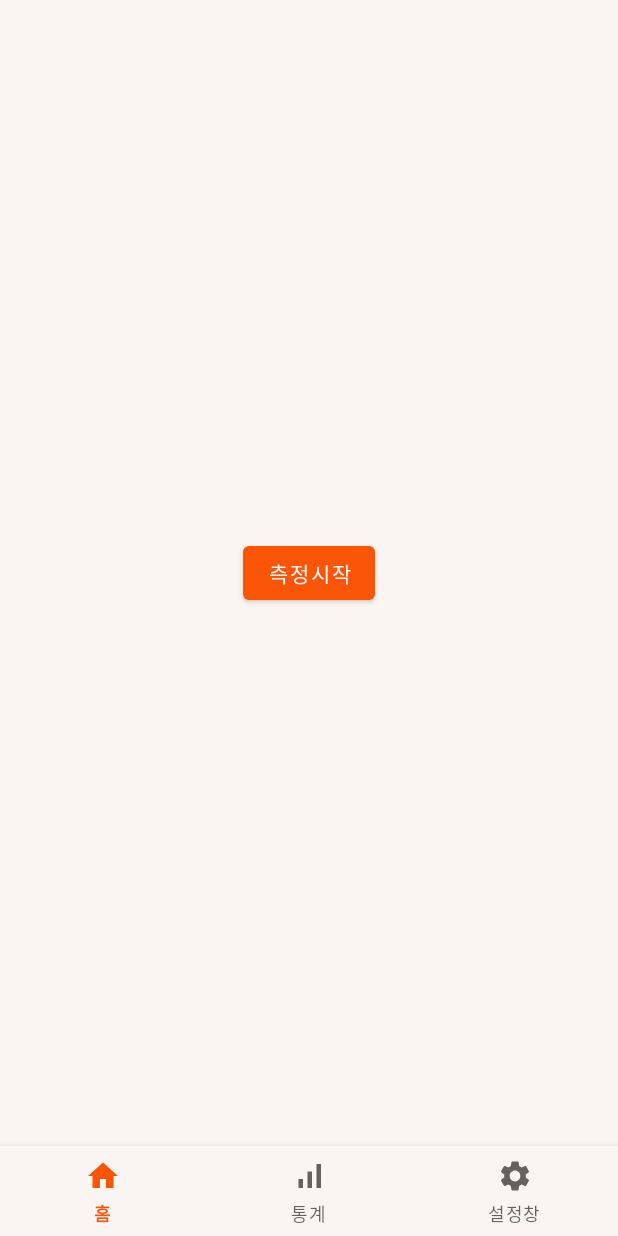
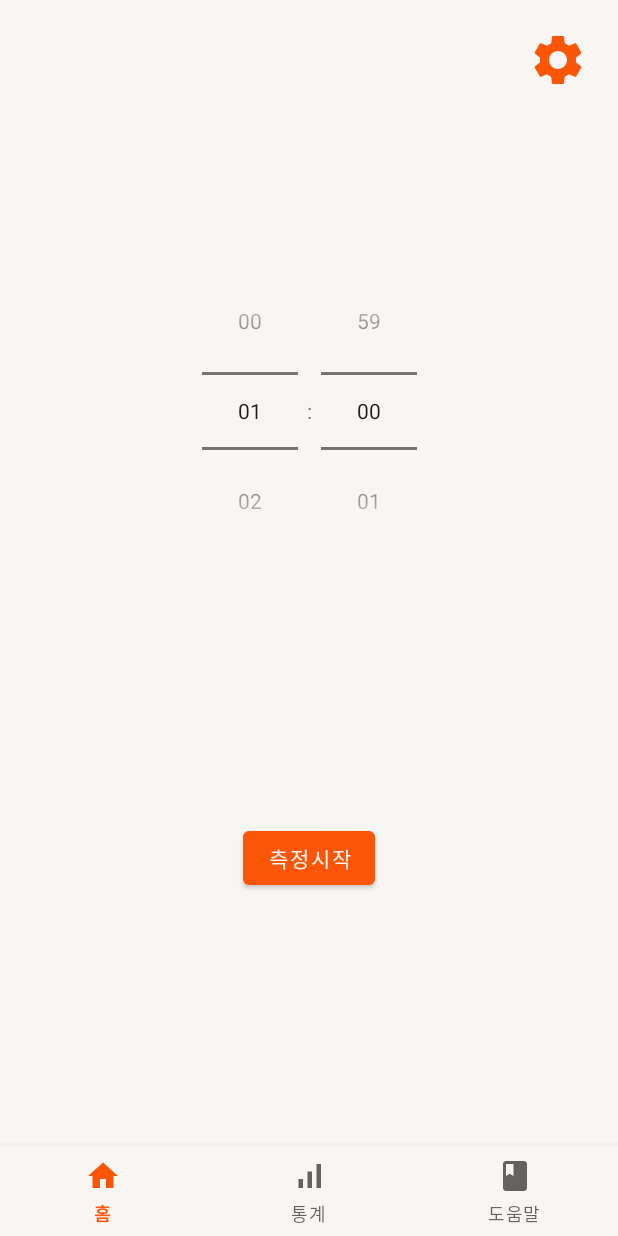
Before and after one commit to anima0314/Posture-Teacher, an Android app: the screen it shows after launch (MainActivity), on a phone screen of 412 x 824 dp. Run offline under Robolectric (Android 15) with nearby library versions, the phone set to English and light mode, and no system bars.

Commit message:
스피너 개발완료 네비 -> 설정으로 바뀐 것 디스크립션으로 복구 설정 창 메인상단으로 이동

```diff
--- a/app/src/main/java/com/gnupr/postureteacher/MainActivity.java
+++ b/app/src/main/java/com/gnupr/postureteacher/MainActivity.java
@@ -5,6 +5,9 @@ import android.os.Bundle;
 import android.view.MenuItem;
 import android.view.View;
 import android.widget.Button;
+import android.widget.ImageView;
+import android.widget.TimePicker;
+import android.widget.Toast;
 
 import androidx.annotation.NonNull;
 import androidx.appcompat.app.AppCompatActivity;
@@ -16,16 +19,31 @@ public class MainActivity extends AppCompatActivity {
     protected void onCreate(Bundle savedInstanceState) {
         super.onCreate(savedInstanceState);
         setContentView(R.layout.activity_main);
-
+        TimePicker picker = findViewById(R.id.timePicker);
+        picker.setIs24HourView(true);
+        picker.setHour(1);
+        picker.setMinute(0);
 
         Button imageButton = findViewById(R.id.start_button);
         imageButton.setOnClickListener(new View.OnClickListener() {
             @Override
             public void onClick(View view) {
                 Intent intent = new Intent(getApplicationContext(), MeasureActivity.class);
+                intent.putExtra("hour",picker.getHour());
+                intent.putExtra("minute",picker.getMinute());
                 startActivity(intent);
+                finish();
             }
         });
+
+        ImageView btset = findViewById(R.id.bt_setting);
+        btset.setOnClickListener(new View.OnClickListener() {
+            @Override
+            public void onClick(View view) {
+                myStartActivity(SettingActivity.class);
+            }
+        });
+
         //바텀네비게이션
         BottomNavigationView bottomNavigationView = findViewById(R.id.bottom_navigation_view);
         bottomNavigationView.setOnNavigationItemSelectedListener(new BottomNavigationView.OnNavigationItemSelectedListener() {
@@ -37,8 +55,8 @@ public class MainActivity extends AppCompatActivity {
                     case R.id.stats_fragment:
                         myStartActivity(StatsActivity.class);
                         break;
-                    case R.id.setting_fragment:
-                        myStartActivity(SettingActivity.class);
+                    case R.id.description_fragment:
+                        myStartActivity(DescriptionActivity.class);
                         break;
                 }
                 return true;
--- a/app/src/main/java/com/gnupr/postureteacher/MeasureActivity.java
+++ b/app/src/main/java/com/gnupr/postureteacher/MeasureActivity.java
@@ -191,6 +191,11 @@ public class MeasureActivity extends AppCompatActivity {
         setContentView(getContentViewLayoutResId());
         //tv2 = findViewById(R.id.tv2);
         //tv6 = findViewById(R.id.tv6);
+
+        Intent intent = getIntent();
+        int hour = intent.getIntExtra("hour", 1);
+        int min = intent.getIntExtra("minute", 0);
+        Log.d("가져오나",hour+" : " + min);
 
         iv1= findViewById(R.id.imageView3);
         iv2= findViewById(R.id.imageView4);
--- a/app/src/main/res/drawable/ic_baseline_settings.xml
+++ b/app/src/main/res/drawable/ic_baseline_settings.xml
@@ -1,5 +1,5 @@
-<vector android:height="24dp" android:tint="#FB5607"
+<vector android:height="40dp" android:tint="#FB5607"
     android:viewportHeight="24" android:viewportWidth="24"
-    android:width="24dp" xmlns:android="http://schemas.android.com/apk/res/android">
+    android:width="40dp" xmlns:android="http://schemas.android.com/apk/res/android">
     <path android:fillColor="@android:color/white" android:pathData="M19.14,12.94c0.04,-0.3 0.06,-0.61 0.06,-0.94c0,-0.32 -0.02,-0.64 -0.07,-0.94l2.03,-1.58c0.18,-0.14 0.23,-0.41 0.12,-0.61l-1.92,-3.32c-0.12,-0.22 -0.37,-0.29 -0.59,-0.22l-2.39,0.96c-0.5,-0.38 -1.03,-0.7 -1.62,-0.94L14.4,2.81c-0.04,-0.24 -0.24,-0.41 -0.48,-0.41h-3.84c-0.24,0 -0.43,0.17 -0.47,0.41L9.25,5.35C8.66,5.59 8.12,5.92 7.63,6.29L5.24,5.33c-0.22,-0.08 -0.47,0 -0.59,0.22L2.74,8.87C2.62,9.08 2.66,9.34 2.86,9.48l2.03,1.58C4.84,11.36 4.8,11.69 4.8,12s0.02,0.64 0.07,0.94l-2.03,1.58c-0.18,0.14 -0.23,0.41 -0.12,0.61l1.92,3.32c0.12,0.22 0.37,0.29 0.59,0.22l2.39,-0.96c0.5,0.38 1.03,0.7 1.62,0.94l0.36,2.54c0.05,0.24 0.24,0.41 0.48,0.41h3.84c0.24,0 0.44,-0.17 0.47,-0.41l0.36,-2.54c0.59,-0.24 1.13,-0.56 1.62,-0.94l2.39,0.96c0.22,0.08 0.47,0 0.59,-0.22l1.92,-3.32c0.12,-0.22 0.07,-0.47 -0.12,-0.61L19.14,12.94zM12,15.6c-1.98,0 -3.6,-1.62 -3.6,-3.6s1.62,-3.6 3.6,-3.6s3.6,1.62 3.6,3.6S13.98,15.6 12,15.6z"/>
 </vector>
--- a/app/src/main/res/layout/activity_main.xml
+++ b/app/src/main/res/layout/activity_main.xml
@@ -5,7 +5,15 @@
     android:layout_height="match_parent"
     xmlns:app="http://schemas.android.com/apk/res-auto">
 
-
+    <TimePicker
+        android:id="@+id/timePicker"
+        android:layout_width="wrap_content"
+        android:layout_height="wrap_content"
+        android:timePickerMode="spinner"
+        app:layout_constraintBottom_toTopOf="@+id/start_button"
+        app:layout_constraintEnd_toEndOf="parent"
+        app:layout_constraintStart_toStartOf="parent"
+        app:layout_constraintTop_toTopOf="parent" />
 
     <com.google.android.material.bottomnavigation.BottomNavigationView
         android:id="@+id/bottom_navigation_view"
@@ -24,6 +32,16 @@
         app:layout_constraintBottom_toTopOf="@+id/bottom_navigation_view"
         app:layout_constraintEnd_toEndOf="parent"
         app:layout_constraintStart_toStartOf="parent"
-        app:layout_constraintTop_toTopOf="parent" />
+        app:layout_constraintTop_toBottomOf="@+id/timePicker" />
+
+    <ImageView
+        android:id="@+id/bt_setting"
+        android:layout_width="wrap_content"
+        android:layout_height="wrap_content"
+        android:layout_marginTop="20dp"
+        android:layout_marginEnd="20dp"
+        app:layout_constraintEnd_toEndOf="parent"
+        app:layout_constraintTop_toTopOf="parent"
+        app:srcCompat="@drawable/ic_baseline_settings" />
 
 </androidx.constraintlayout.widget.ConstraintLayout>
--- a/app/src/main/res/layout/activity_measure.xml
+++ b/app/src/main/res/layout/activity_measure.xml
@@ -13,7 +13,8 @@
         app:layout_constraintEnd_toEndOf="parent"
         app:layout_constraintHorizontal_bias="0.5"
         app:layout_constraintStart_toStartOf="parent"
-        app:layout_constraintTop_toTopOf="parent">
+        app:layout_constraintTop_toTopOf="parent"
+        android:background="@color/back_ground">
 
         <FrameLayout
             android:layout_width="match_parent"
--- a/app/src/main/res/menu/btm_navi_menu.xml
+++ b/app/src/main/res/menu/btm_navi_menu.xml
@@ -11,8 +11,8 @@
         android:icon="@drawable/ic_baseline_graph"
         android:title="통계"/>
     <item
-        android:id="@+id/setting_fragment"
+        android:id="@+id/description_fragment"
         android:enabled="true"
-        android:icon="@drawable/ic_baseline_settings"
-        android:title="설정창"/>
+        android:icon="@drawable/ic_baseline_book"
+        android:title="도움말"/>
 </menu>
```
